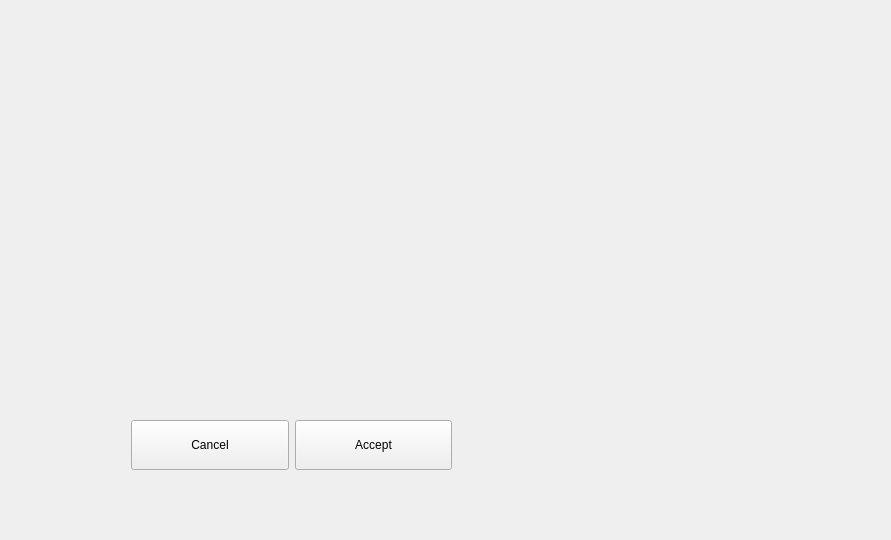
Qt form CardCounter/mainwindow.ui (CalebStandfield/full-blackjack-game-engine-with-UI) before a commit; both pictures show x 309 to 1200 and y 0 to 540 of the 1200 by 700 pixel window.
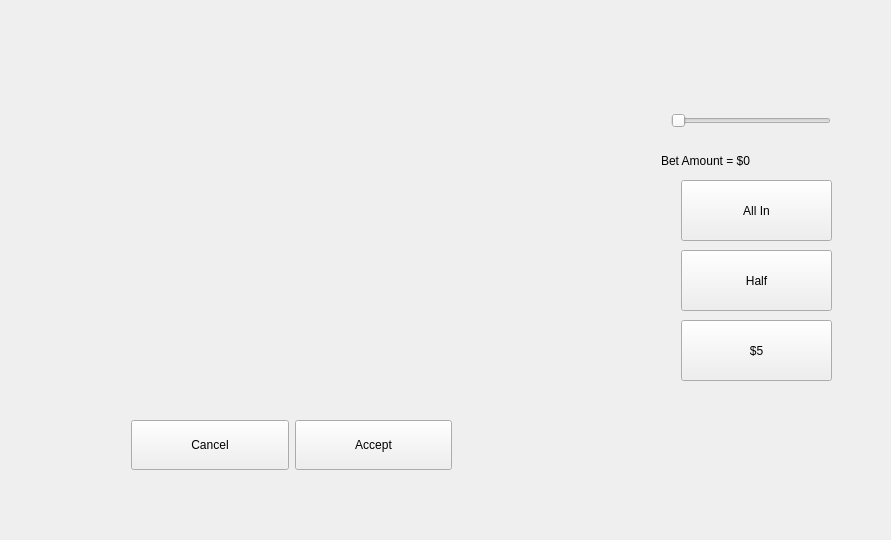
The same form after that commit. The open tabs and pages were chosen to show the change.

Commit message: Betting Widgets Implemented

The edit to the form file:
```diff
--- a/CardCounter/mainwindow.ui
+++ b/CardCounter/mainwindow.ui
@@ -399,7 +399,7 @@
          <x>0</x>
          <y>310</y>
          <width>341</width>
-         <height>61</height>
+         <height>70</height>
         </rect>
        </property>
        <layout class="QHBoxLayout" name="settingsAcceptDeclineLayout">
@@ -450,6 +450,81 @@
        </layout>
       </widget>
      </widget>
+     <widget class="QWidget" name="bettingArea" native="true">
+      <property name="geometry">
+       <rect>
+        <x>970</x>
+        <y>100</y>
+        <width>191</width>
+        <height>301</height>
+       </rect>
+      </property>
+      <widget class="QSlider" name="betSlider">
+       <property name="geometry">
+        <rect>
+         <x>10</x>
+         <y>10</y>
+         <width>160</width>
+         <height>22</height>
+        </rect>
+       </property>
+       <property name="orientation">
+        <enum>Qt::Orientation::Horizontal</enum>
+       </property>
+      </widget>
+      <widget class="QLabel" name="betLabel">
+       <property name="geometry">
+        <rect>
+         <x>0</x>
+         <y>50</y>
+         <width>181</width>
+         <height>21</height>
+        </rect>
+       </property>
+       <property name="text">
+        <string>Bet Amount = $0</string>
+       </property>
+      </widget>
+      <widget class="QPushButton" name="allInButton">
+       <property name="geometry">
+        <rect>
+         <x>20</x>
+         <y>80</y>
+         <width>151</width>
+         <height>61</height>
+        </rect>
+       </property>
+       <property name="text">
+        <string>All In</string>
+       </property>
+      </widget>
+      <widget class="QPushButton" name="halfButton">
+       <property name="geometry">
+        <rect>
+         <x>20</x>
+         <y>150</y>
+         <width>151</width>
+         <height>61</height>
+        </rect>
+       </property>
+       <property name="text">
+        <string>Half</string>
+       </property>
+      </widget>
+      <widget class="QPushButton" name="fiveDollarButton">
+       <property name="geometry">
+        <rect>
+         <x>20</x>
+         <y>220</y>
+         <width>151</width>
+         <height>61</height>
+        </rect>
+       </property>
+       <property name="text">
+        <string>$5</string>
+       </property>
+      </widget>
+     </widget>
     </widget>
     <widget class="QWidget" name="infographicScreen">
      <widget class="QPushButton" name="infoMenuButton">
```
Left out of the diff: 34 changed lines with no effect on the pictures. The commit also changes 2 other files.
